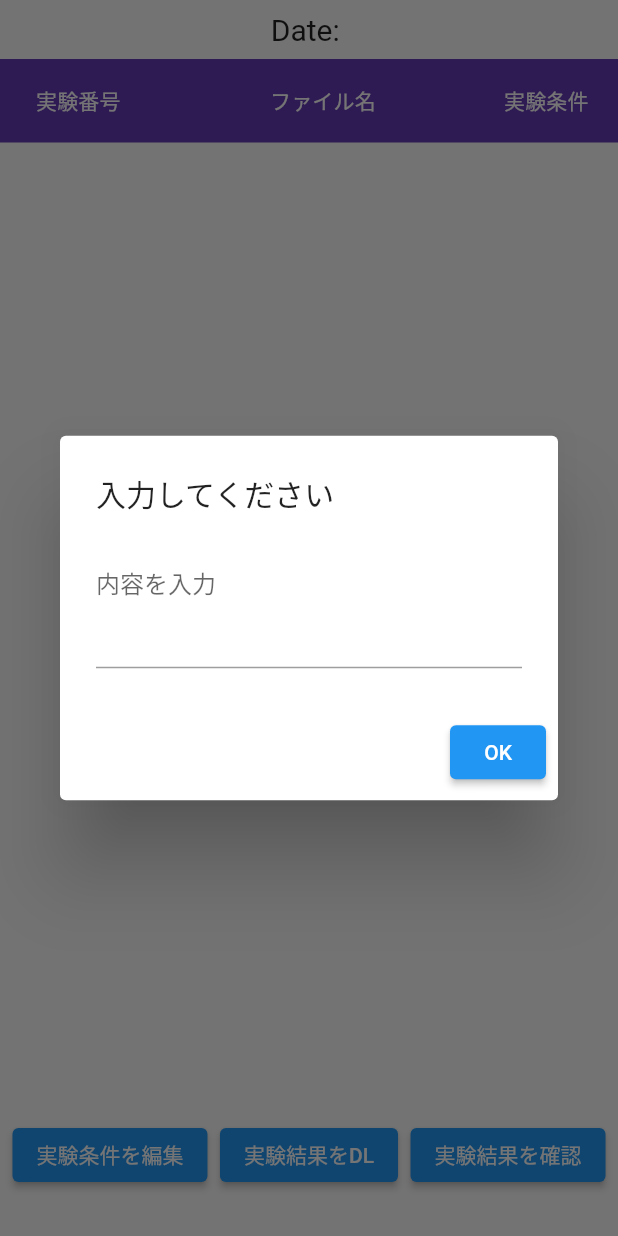
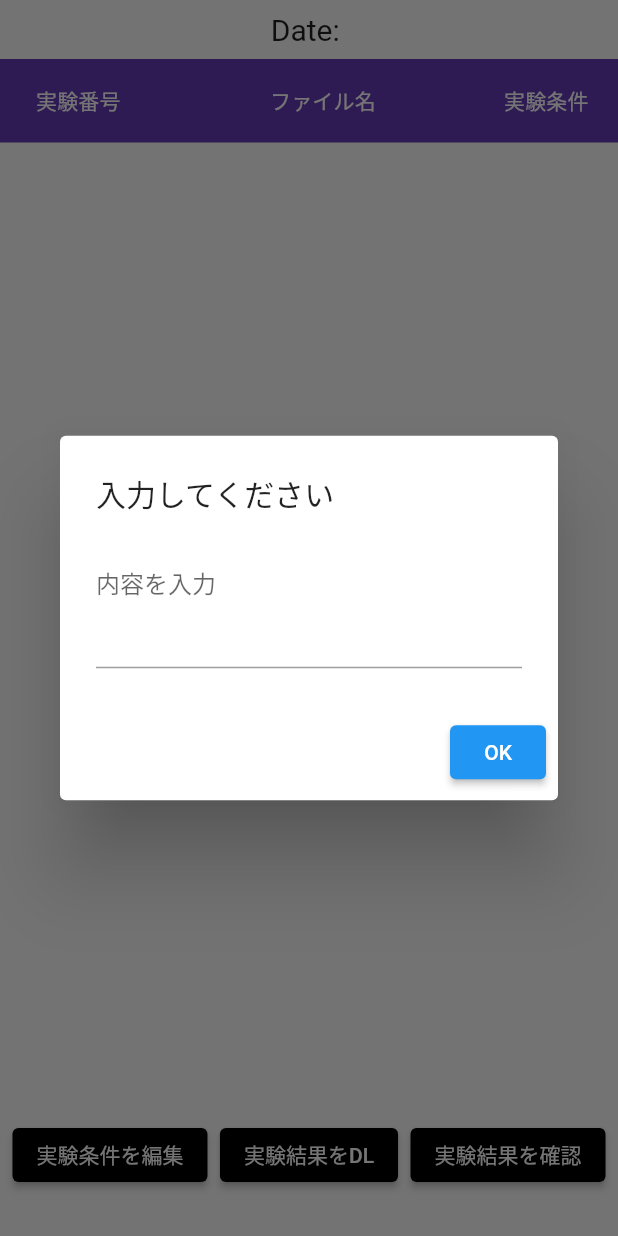
Before and after one commit to sota1111/POC, a Flutter app: the DataTablePage widget shown alone on an empty page, opened directly with empty values, item 2 of the bottom bar chosen, on a phone screen of 412 x 824 dp. Run offline on Flutter 3.47's test engine with Material 2 defaults, Android fonts, the phone set to English and light mode, and no system bars; our stand-ins replace file_picker; network calls fail; project files that could hold a hidden picture were left out.

Commit message:
見た目を黒に

```diff
--- a/flutter/upload_file/lib/download_view.dart
+++ b/flutter/upload_file/lib/download_view.dart
@@ -50,6 +50,9 @@ class _FileDownloaderScreenState extends State<FileDownloaderScreen> {
         mainAxisAlignment: MainAxisAlignment.center,
         children: [
           ElevatedButton(
+            style: ElevatedButton.styleFrom(
+              backgroundColor: Colors.black,
+            ),
             onPressed: _downloadFile,
             child: const Text("Download File"),
           ),
--- a/flutter/upload_file/lib/main.dart
+++ b/flutter/upload_file/lib/main.dart
@@ -57,6 +57,7 @@ class _PlotDataState extends State<PlotDataPage> {
     return Scaffold(
       appBar: AppBar(
         title: Text("実験結果まとめ"),
+        backgroundColor: Colors.black,
         actions: [
           IconButton(
             icon: Icon(Icons.calendar_today),
--- a/flutter/upload_file/lib/select_table.dart
+++ b/flutter/upload_file/lib/select_table.dart
@@ -218,18 +218,27 @@ class _DataTablePageState extends State<DataTablePage> {
           mainAxisAlignment: MainAxisAlignment.spaceEvenly,
           children: [
             ElevatedButton(
+              style: ElevatedButton.styleFrom(
+                backgroundColor: Colors.black,
+              ),
               onPressed: () {
                 printSelectedRows();
               },
               child: const Text('実験条件を編集'),
             ),
             ElevatedButton(
+              style: ElevatedButton.styleFrom(
+                backgroundColor: Colors.black,
+              ),
               onPressed: () {
                 printSelectedRows();
               },
               child: const Text('実験結果をDL'),
             ),
             ElevatedButton(
+              style: ElevatedButton.styleFrom(
+                backgroundColor: Colors.black,
+              ),
               onPressed: () {
                 printSelectedRows();
               },
```
Also changed, not shown: flutter/upload_file/lib/upload_view.dart (+11 -1 lines).
